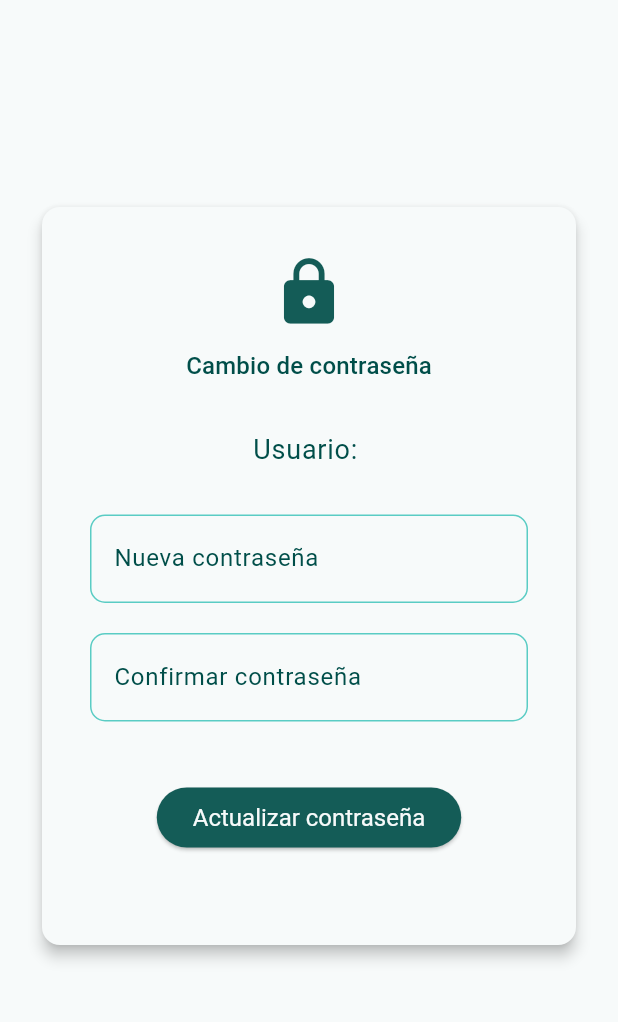
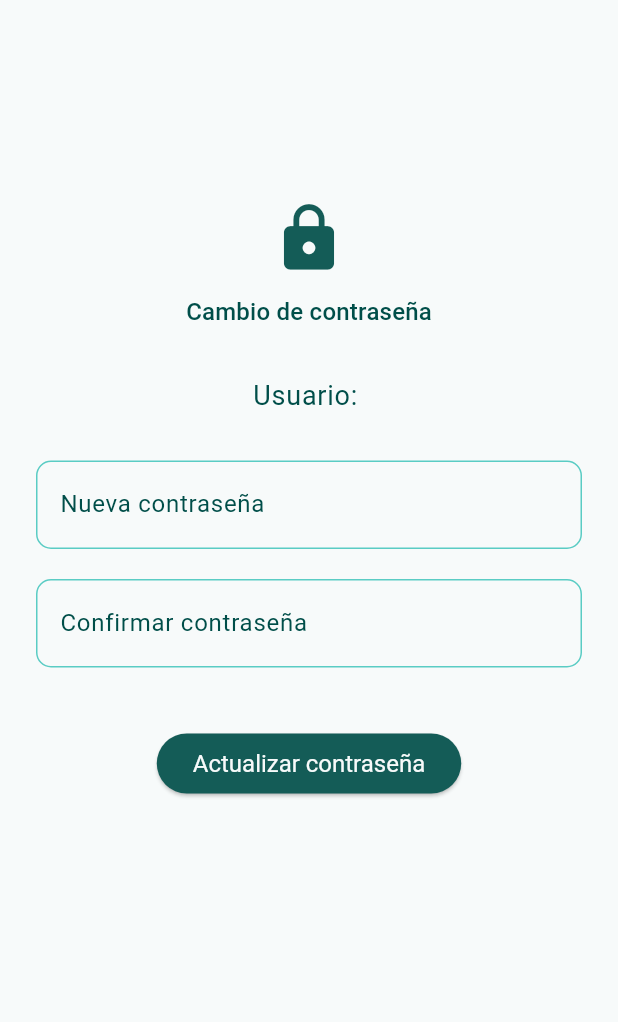
Before and after one commit to Emmanueloz/frontend_water_quality, a Flutter app: the ChangePasswordPage screen opened by its route, on a phone screen of 412 x 824 dp, the part 84-1106 px from its top. Run offline on Flutter 3.47's test engine with Material 3 defaults, Android fonts, the phone set to English and light mode, and no system bars; our stand-ins replace fl_chart, go_router; missing offline and left inert: girix_code_gauge.

Commit message:
feat/ CAmbios en change, quitado de card y layoudbuilder

```diff
--- a/lib/presentation/pages/change_password.dart
+++ b/lib/presentation/pages/change_password.dart
@@ -1,7 +1,8 @@
 import 'package:flutter/material.dart';
+import 'package:go_router/go_router.dart';
 import 'package:frontend_water_quality/presentation/widgets/layout/layout.dart';
 import 'package:frontend_water_quality/presentation/widgets/specific/form_change.dart';
-import 'package:go_router/go_router.dart';
+import 'package:frontend_water_quality/router/routes.dart';
 
 class ChangePasswordPage extends StatelessWidget {
   final String title;
@@ -17,35 +18,24 @@ class ChangePasswordPage extends StatelessWidget {
   Widget build(BuildContext context) {
     return Layout(
       title: title,
-      builder: (context, screenSize) => Center(
-        child: LayoutBuilder(
-          builder: (context, constraints) {
-            final isMobile = constraints.maxWidth < 800;
-            return Padding(
+      builder: (context, screenSize) => Align(
+        alignment: Alignment.center,
+        child: Padding(
           padding: const EdgeInsets.all(24),
           child: ConstrainedBox(
-                constraints: BoxConstraints(
-                  maxWidth: isMobile ? double.infinity : 600,
+            constraints: const BoxConstraints(
+              maxWidth: 600,
               maxHeight: 500,
             ),
-                child: Card(
-                  elevation: 4,
-                  child: Padding(
-                    padding: const EdgeInsets.all(32.0),
             child: ChangePasswordForm(
               email: email,
               onSubmit: (newPassword) {
-                        // Simulación de cambio de contraseña
-                        context.goNamed('login');
+                context.goNamed(Routes.login.name);
               },
             ),
           ),
         ),
       ),
     );
-          },
-        ),
-      ),
-    );
   }
 }
```
Lines whose indentation alone changed are shown as unchanged.
